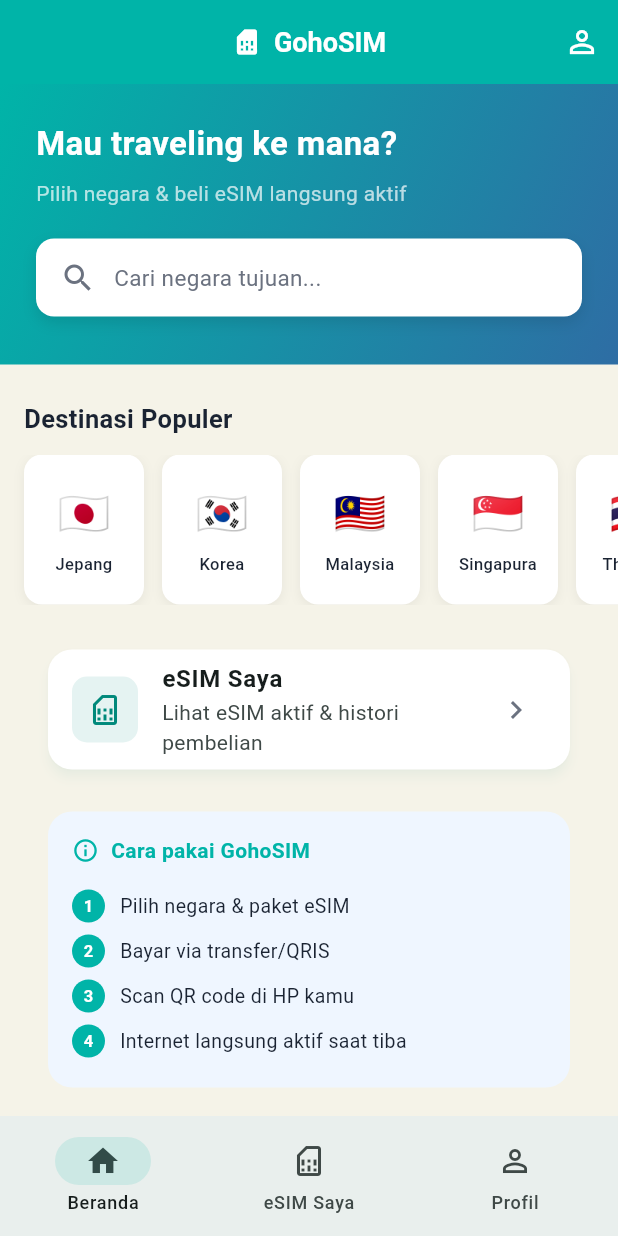
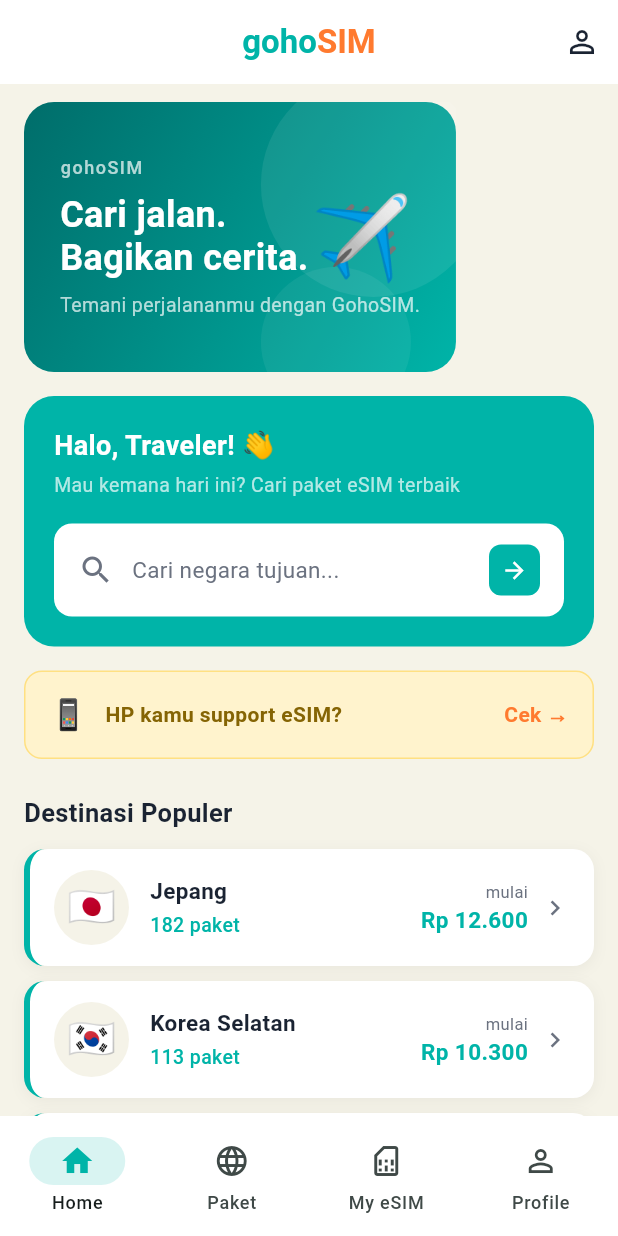
Before and after one commit to Sayuliho/gohosim-flutter, a Flutter app: the screen it shows after launch, on a phone screen of 412 x 824 dp. Run offline on Flutter 3.47's test engine with Material 3 defaults, Android fonts, the phone set to English and light mode, and no system bars; our stand-ins replace flutter_secure_storage, go_router, webview_flutter; accounts and stored records are empty.

Commit message:
Redesign home screen — layout mirip web store, warna wondr
- Header gohoSIM dengan teal+orange text seperti web
- Hero banner gradient teal dengan teks "Cari jalan. Bagikan cerita."
- Search card teal dengan arrow button
- Banner "HP kamu support eSIM?" kuning
- Country list cards dengan jumlah paket + harga mulai
- Tombol "Lihat Semua Negara"
- Bottom nav 4 item: Home, Paket, My eSIM, Profile

Co-Authored-By: Claude Sonnet 4.6 <noreply@anthropic.com>
Claude-Session: https://claude.ai/code/session_012xXxxqeLRSfRCTHBpt5pbV

```diff
--- a/lib/features/home/screens/home_screen.dart
+++ b/lib/features/home/screens/home_screen.dart
@@ -1,7 +1,6 @@
 import 'package:flutter/material.dart';
 import 'package:go_router/go_router.dart';
 import '../../../shared/theme/app_theme.dart';
-import '../../packages/screens/country_picker_screen.dart';
 
 class HomeScreen extends StatelessWidget {
   const HomeScreen({super.key});
@@ -9,18 +8,35 @@ class HomeScreen extends StatelessWidget {
   @override
   Widget build(BuildContext context) {
     return Scaffold(
+      backgroundColor: AppTheme.bgLight,
       appBar: AppBar(
-        title: Row(
-          mainAxisSize: MainAxisSize.min,
+        backgroundColor: Colors.white,
+        elevation: 0,
+        title: RichText(
+          text: const TextSpan(
             children: [
-            const Icon(Icons.sim_card, size: 20),
-            const SizedBox(width: 8),
-            const Text('GohoSIM'),
+              TextSpan(
+                text: 'goho',
+                style: TextStyle(
+                  color: AppTheme.primary,
+                  fontSize: 22,
+                  fontWeight: FontWeight.bold,
+                ),
+              ),
+              TextSpan(
+                text: 'SIM',
+                style: TextStyle(
+                  color: AppTheme.cta,
+                  fontSize: 22,
+                  fontWeight: FontWeight.bold,
+                ),
+              ),
             ],
+          ),
         ),
         actions: [
           IconButton(
-            icon: const Icon(Icons.person_outline),
+            icon: const Icon(Icons.person_outline, color: AppTheme.textDark),
             onPressed: () => context.push('/profile'),
           ),
         ],
@@ -29,35 +45,37 @@ class HomeScreen extends StatelessWidget {
         child: Column(
           crossAxisAlignment: CrossAxisAlignment.start,
           children: [
-            // Hero banner
-            Container(
-              width: double.infinity,
-              decoration: const BoxDecoration(
-                gradient: LinearGradient(
-                  colors: [AppTheme.primary, Color(0xFF2E6DA4)],
-                  begin: Alignment.topLeft,
-                  end: Alignment.bottomRight,
+            // Hero banner foto
+            _HeroBanner(),
+
+            const SizedBox(height: 16),
+
+            // Search card
+            Padding(
+              padding: const EdgeInsets.symmetric(horizontal: 16),
+              child: Container(
+                padding: const EdgeInsets.all(20),
+                decoration: BoxDecoration(
+                  color: AppTheme.primary,
+                  borderRadius: BorderRadius.circular(20),
                 ),
-              ),
-              padding: const EdgeInsets.fromLTRB(24, 24, 24, 32),
                 child: Column(
                   crossAxisAlignment: CrossAxisAlignment.start,
                   children: [
                     const Text(
-                    'Mau traveling ke mana?',
+                      'Halo, Traveler! 👋',
                       style: TextStyle(
                         color: Colors.white,
-                      fontSize: 22,
+                        fontSize: 18,
                         fontWeight: FontWeight.bold,
                       ),
                     ),
-                  const SizedBox(height: 8),
+                    const SizedBox(height: 4),
                     const Text(
-                    'Pilih negara & beli eSIM langsung aktif',
-                    style: TextStyle(color: Colors.white70, fontSize: 14),
+                      'Mau kemana hari ini? Cari paket eSIM terbaik',
+                      style: TextStyle(color: Colors.white70, fontSize: 13),
                     ),
-                  const SizedBox(height: 20),
-                  // Search bar
+                    const SizedBox(height: 16),
                     GestureDetector(
                       onTap: () => context.push('/packages'),
                       child: Container(
@@ -65,21 +83,24 @@ class HomeScreen extends StatelessWidget {
                         decoration: BoxDecoration(
                           color: Colors.white,
                           borderRadius: BorderRadius.circular(12),
-                        boxShadow: [
-                          BoxShadow(
-                            color: Colors.black.withOpacity(0.1),
-                            blurRadius: 8,
-                            offset: const Offset(0, 4),
-                          ),
-                        ],
                         ),
                         child: Row(
-                        children: const [
-                          Icon(Icons.search, color: AppTheme.textGrey),
-                          SizedBox(width: 12),
-                          Text(
+                          children: [
+                            const Icon(Icons.search, color: AppTheme.textGrey),
+                            const SizedBox(width: 12),
+                            const Expanded(
+                              child: Text(
                                 'Cari negara tujuan...',
                                 style: TextStyle(color: AppTheme.textGrey, fontSize: 15),
+                              ),
+                            ),
+                            Container(
+                              padding: const EdgeInsets.all(8),
+                              decoration: BoxDecoration(
+                                color: AppTheme.primary,
+                                borderRadius: BorderRadius.circular(8),
+                              ),
+                              child: const Icon(Icons.arrow_forward, color: Colors.white, size: 18),
                             ),
                           ],
                         ),
@@ -88,13 +109,56 @@ class HomeScreen extends StatelessWidget {
                   ],
                 ),
               ),
+            ),
+
+            const SizedBox(height: 16),
+
+            // Banner HP support eSIM
+            Padding(
+              padding: const EdgeInsets.symmetric(horizontal: 16),
+              child: GestureDetector(
+                onTap: () => context.push('/packages'),
+                child: Container(
+                  padding: const EdgeInsets.symmetric(horizontal: 16, vertical: 14),
+                  decoration: BoxDecoration(
+                    color: const Color(0xFFFFF3CD),
+                    borderRadius: BorderRadius.circular(12),
+                    border: Border.all(color: const Color(0xFFFFE082)),
+                  ),
+                  child: Row(
+                    children: [
+                      const Text('📱', style: TextStyle(fontSize: 20)),
+                      const SizedBox(width: 12),
+                      const Expanded(
+                        child: Text(
+                          'HP kamu support eSIM?',
+                          style: TextStyle(
+                            color: Color(0xFF856404),
+                            fontWeight: FontWeight.w600,
+                            fontSize: 14,
+                          ),
+                        ),
+                      ),
+                      const Text(
+                        'Cek →',
+                        style: TextStyle(
+                          color: AppTheme.cta,
+                          fontWeight: FontWeight.bold,
+                          fontSize: 14,
+                        ),
+                      ),
+                    ],
+                  ),
+                ),
+              ),
+            ),
 
             const SizedBox(height: 24),
 
-            // Quick pick — destinasi populer
-            Padding(
-              padding: const EdgeInsets.symmetric(horizontal: 16),
-              child: const Text(
+            // Destinasi populer header
+            const Padding(
+              padding: EdgeInsets.symmetric(horizontal: 16),
+              child: Text(
                 'Destinasi Populer',
                 style: TextStyle(
                   fontSize: 17,
@@ -104,167 +168,239 @@ class HomeScreen extends StatelessWidget {
               ),
             ),
             const SizedBox(height: 12),
-            SizedBox(
-              height: 100,
-              child: ListView(
-                scrollDirection: Axis.horizontal,
-                padding: const EdgeInsets.symmetric(horizontal: 16),
-                children: const [
-                  _CountryChip(code: 'JP', name: 'Jepang', flag: '🇯🇵'),
-                  _CountryChip(code: 'KR', name: 'Korea', flag: '🇰🇷'),
-                  _CountryChip(code: 'MY', name: 'Malaysia', flag: '🇲🇾'),
-                  _CountryChip(code: 'SG', name: 'Singapura', flag: '🇸🇬'),
-                  _CountryChip(code: 'TH', name: 'Thailand', flag: '🇹🇭'),
-                  _CountryChip(code: 'SA', name: 'Arab Saudi', flag: '🇸🇦'),
-                  _CountryChip(code: 'TR', name: 'Turki', flag: '🇹🇷'),
-                  _CountryChip(code: 'GB', name: 'UK', flag: '🇬🇧'),
-                ],
+
+            // Country list dengan harga
+            _CountryCard(flag: '🇯🇵', name: 'Jepang', countryCode: 'JP', packageCount: '182 paket', startPrice: 'Rp 12.600'),
+            _CountryCard(flag: '🇰🇷', name: 'Korea Selatan', countryCode: 'KR', packageCount: '113 paket', startPrice: 'Rp 10.300'),
+            _CountryCard(flag: '🇲🇾', name: 'Malaysia', countryCode: 'MY', packageCount: '96 paket', startPrice: 'Rp 8.500'),
+            _CountryCard(flag: '🇸🇬', name: 'Singapura', countryCode: 'SG', packageCount: '84 paket', startPrice: 'Rp 9.200'),
+            _CountryCard(flag: '🇹🇭', name: 'Thailand', countryCode: 'TH', packageCount: '78 paket', startPrice: 'Rp 7.800'),
+            _CountryCard(flag: '🇸🇦', name: 'Arab Saudi', countryCode: 'SA', packageCount: '45 paket', startPrice: 'Rp 15.000'),
+            _CountryCard(flag: '🇹🇷', name: 'Turki', countryCode: 'TR', packageCount: '52 paket', startPrice: 'Rp 11.500'),
+
+            // Lihat semua
+            Padding(
+              padding: const EdgeInsets.fromLTRB(16, 8, 16, 32),
+              child: OutlinedButton(
+                onPressed: () => context.push('/packages'),
+                style: OutlinedButton.styleFrom(
+                  foregroundColor: AppTheme.primary,
+                  side: const BorderSide(color: AppTheme.primary),
+                  minimumSize: const Size(double.infinity, 48),
+                  shape: RoundedRectangleBorder(borderRadius: BorderRadius.circular(12)),
+                ),
+                child: const Text('Lihat Semua Negara', style: TextStyle(fontWeight: FontWeight.w600)),
               ),
             ),
-
-            const SizedBox(height: 24),
-
-            // My eSIM shortcut
-            Padding(
-              padding: const EdgeInsets.symmetric(horizontal: 16),
-              child: Card(
-                child: ListTile(
-                  leading: Container(
-                    padding: const EdgeInsets.all(10),
-                    decoration: BoxDecoration(
-                      color: AppTheme.accent.withOpacity(0.1),
-                      borderRadius: BorderRadius.circular(10),
-                    ),
-                    child: const Icon(Icons.sim_card_outlined, color: AppTheme.accent),
-                  ),
-                  title: const Text(
-                    'eSIM Saya',
-                    style: TextStyle(fontWeight: FontWeight.w600),
-                  ),
-                  subtitle: const Text('Lihat eSIM aktif & histori pembelian'),
-                  trailing: const Icon(Icons.chevron_right, color: AppTheme.textGrey),
-                  onTap: () => context.push('/my-esims'),
-                ),
-              ),
-            ),
-
-            const SizedBox(height: 16),
-
-            // Info card
-            Padding(
-              padding: const EdgeInsets.symmetric(horizontal: 16),
-              child: Card(
-                color: const Color(0xFFEFF6FF),
-                elevation: 0,
-                child: Padding(
-                  padding: const EdgeInsets.all(16),
-                  child: Column(
-                    crossAxisAlignment: CrossAxisAlignment.start,
-                    children: [
-                      const Row(
-                        children: [
-                          Icon(Icons.info_outline, color: AppTheme.primary, size: 18),
-                          SizedBox(width: 8),
-                          Text(
-                            'Cara pakai GohoSIM',
-                            style: TextStyle(fontWeight: FontWeight.w600, color: AppTheme.primary),
-                          ),
-                        ],
-                      ),
-                      const SizedBox(height: 12),
-                      _InfoStep(num: '1', text: 'Pilih negara & paket eSIM'),
-                      _InfoStep(num: '2', text: 'Bayar via transfer/QRIS'),
-                      _InfoStep(num: '3', text: 'Scan QR code di HP kamu'),
-                      _InfoStep(num: '4', text: 'Internet langsung aktif saat tiba'),
-                    ],
-                  ),
-                ),
-              ),
-            ),
-
-            const SizedBox(height: 32),
           ],
         ),
       ),
       bottomNavigationBar: NavigationBar(
+        backgroundColor: Colors.white,
         selectedIndex: 0,
+        indicatorColor: AppTheme.primary.withOpacity(0.15),
         onDestinationSelected: (i) {
-          if (i == 1) context.push('/my-esims');
-          if (i == 2) context.push('/profile');
+          if (i == 1) context.push('/packages');
+          if (i == 2) context.push('/my-esims');
+          if (i == 3) context.push('/profile');
         },
         destinations: const [
-          NavigationDestination(icon: Icon(Icons.home_outlined), selectedIcon: Icon(Icons.home), label: 'Beranda'),
-          NavigationDestination(icon: Icon(Icons.sim_card_outlined), selectedIcon: Icon(Icons.sim_card), label: 'eSIM Saya'),
-          NavigationDestination(icon: Icon(Icons.person_outline), selectedIcon: Icon(Icons.person), label: 'Profil'),
+          NavigationDestination(icon: Icon(Icons.home_outlined), selectedIcon: Icon(Icons.home, color: AppTheme.primary), label: 'Home'),
+          NavigationDestination(icon: Icon(Icons.language_outlined), selectedIcon: Icon(Icons.language, color: AppTheme.primary), label: 'Paket'),
+          NavigationDestination(icon: Icon(Icons.sim_card_outlined), selectedIcon: Icon(Icons.sim_card, color: AppTheme.primary), label: 'My eSIM'),
+          NavigationDestination(icon: Icon(Icons.person_outline), selectedIcon: Icon(Icons.person, color: AppTheme.primary), label: 'Profile'),
         ],
       ),
     );
   }
 }
 
-class _CountryChip extends StatelessWidget {
-  final String code;
+class _HeroBanner extends StatelessWidget {
+  @override
+  Widget build(BuildContext context) {
+    return Container(
+      margin: const EdgeInsets.fromLTRB(16, 12, 16, 0),
+      height: 180,
+      decoration: BoxDecoration(
+        borderRadius: BorderRadius.circular(20),
+        gradient: const LinearGradient(
+          colors: [Color(0xFF006D6A), Color(0xFF00B4A8)],
+          begin: Alignment.topLeft,
+          end: Alignment.bottomRight,
+        ),
+      ),
+      child: Stack(
+        children: [
+          // Dekorasi lingkaran
+          Positioned(
+            right: -20,
+            top: -20,
+            child: Container(
+              width: 150,
+              height: 150,
+              decoration: BoxDecoration(
+                shape: BoxShape.circle,
+                color: Colors.white.withOpacity(0.08),
+              ),
+            ),
+          ),
+          Positioned(
+            right: 30,
+            bottom: -30,
+            child: Container(
+              width: 100,
+              height: 100,
+              decoration: BoxDecoration(
+                shape: BoxShape.circle,
+                color: Colors.white.withOpacity(0.06),
+              ),
+            ),
+          ),
+          // Konten
+          Padding(
+            padding: const EdgeInsets.all(24),
+            child: Column(
+              crossAxisAlignment: CrossAxisAlignment.start,
+              mainAxisAlignment: MainAxisAlignment.center,
+              children: [
+                const Text(
+                  'gohoSIM',
+                  style: TextStyle(
+                    color: Colors.white70,
+                    fontSize: 12,
+                    fontWeight: FontWeight.w500,
+                    letterSpacing: 1,
+                  ),
+                ),
+                const SizedBox(height: 8),
+                const Text(
+                  'Cari jalan.\nBagikan cerita.',
+                  style: TextStyle(
+                    color: Colors.white,
+                    fontSize: 24,
+                    fontWeight: FontWeight.bold,
+                    height: 1.2,
+                  ),
+                ),
+                const SizedBox(height: 8),
+                const Text(
+                  'Temani perjalananmu dengan GohoSIM.',
+                  style: TextStyle(color: Colors.white70, fontSize: 13),
+                ),
+              ],
+            ),
+          ),
+          // Icon pesawat dekoratif
+          const Positioned(
+            right: 24,
+            top: 0,
+            bottom: 0,
+            child: Center(
+              child: Text('✈️', style: TextStyle(fontSize: 60)),
+            ),
+          ),
+        ],
+      ),
+    );
+  }
+}
+
+class _CountryCard extends StatelessWidget {
+  final String flag;
   final String name;
-  final String flag;
+  final String countryCode;
+  final String packageCount;
+  final String startPrice;
 
-  const _CountryChip({required this.code, required this.name, required this.flag});
+  const _CountryCard({
+    required this.flag,
+    required this.name,
+    required this.countryCode,
+    required this.packageCount,
+    required this.startPrice,
+  });
 
   @override
   Widget build(BuildContext context) {
     return GestureDetector(
-      onTap: () => context.push('/packages?country=$code&name=${Uri.encodeComponent(name)}'),
+      onTap: () => context.push('/packages?country=$countryCode&name=${Uri.encodeComponent(name)}'),
       child: Container(
-        width: 80,
-        margin: const EdgeInsets.only(right: 12),
+        margin: const EdgeInsets.fromLTRB(16, 0, 16, 10),
+        padding: const EdgeInsets.symmetric(horizontal: 16, vertical: 14),
         decoration: BoxDecoration(
           color: Colors.white,
-          borderRadius: BorderRadius.circular(12),
+          borderRadius: BorderRadius.circular(14),
+          border: const Border(
+            left: BorderSide(color: AppTheme.primary, width: 4),
+          ),
           boxShadow: [
-            BoxShadow(color: Colors.black.withOpacity(0.06), blurRadius: 6, offset: const Offset(0, 2)),
+            BoxShadow(
+              color: Colors.black.withOpacity(0.05),
+              blurRadius: 8,
+              offset: const Offset(0, 2),
+            ),
           ],
         ),
+        child: Row(
+          children: [
+            Container(
+              width: 50,
+              height: 50,
+              decoration: BoxDecoration(
+                color: AppTheme.bgLight,
+                shape: BoxShape.circle,
+              ),
+              child: Center(
+                child: Text(flag, style: const TextStyle(fontSize: 26)),
+              ),
+            ),
+            const SizedBox(width: 14),
+            Expanded(
               child: Column(
-          mainAxisAlignment: MainAxisAlignment.center,
+                crossAxisAlignment: CrossAxisAlignment.start,
                 children: [
-            Text(flag, style: const TextStyle(fontSize: 28)),
-            const SizedBox(height: 6),
                   Text(
                     name,
-              style: const TextStyle(fontSize: 11, color: AppTheme.textDark, fontWeight: FontWeight.w500),
-              textAlign: TextAlign.center,
-              maxLines: 1,
-              overflow: TextOverflow.ellipsis,
+                    style: const TextStyle(
+                      fontWeight: FontWeight.bold,
+                      fontSize: 15,
+                      color: AppTheme.textDark,
                     ),
+                  ),
+                  const SizedBox(height: 3),
+                  Text(
+                    packageCount,
+                    style: const TextStyle(
+                      color: AppTheme.primary,
+                      fontSize: 13,
+                      fontWeight: FontWeight.w500,
+                    ),
+                  ),
+                ],
+              ),
+            ),
+            Column(
+              crossAxisAlignment: CrossAxisAlignment.end,
+              children: [
+                const Text(
+                  'mulai',
+                  style: TextStyle(color: AppTheme.textGrey, fontSize: 11),
+                ),
+                Text(
+                  startPrice,
+                  style: const TextStyle(
+                    color: AppTheme.primary,
+                    fontWeight: FontWeight.bold,
+                    fontSize: 15,
+                  ),
+                ),
+              ],
+            ),
+            const SizedBox(width: 8),
+            const Icon(Icons.chevron_right, color: AppTheme.textGrey, size: 20),
           ],
         ),
       ),
     );
   }
 }
-
-class _InfoStep extends StatelessWidget {
-  final String num;
-  final String text;
-  const _InfoStep({required this.num, required this.text});
-
-  @override
-  Widget build(BuildContext context) {
-    return Padding(
-      padding: const EdgeInsets.symmetric(vertical: 4),
-      child: Row(
-        children: [
-          Container(
-            width: 22,
-            height: 22,
-            decoration: const BoxDecoration(color: AppTheme.primary, shape: BoxShape.circle),
-            child: Center(
-              child: Text(num, style: const TextStyle(color: Colors.white, fontSize: 11, fontWeight: FontWeight.bold)),
-            ),
-          ),
-          const SizedBox(width: 10),
-          Text(text, style: const TextStyle(fontSize: 13, color: AppTheme.textDark)),
-        ],
-      ),
-    );
-  }
-}
```
Lines whose indentation alone changed are shown as unchanged.
